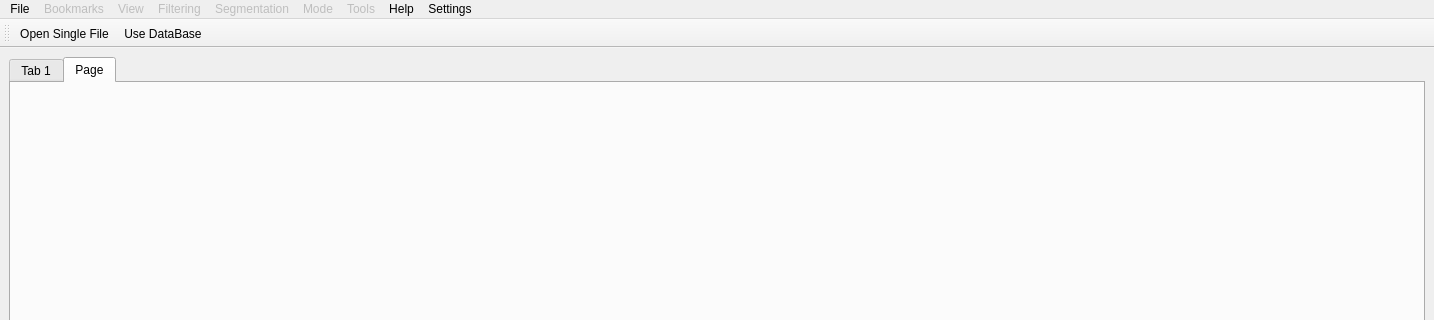
This is Main/go.ui in gofigure2/GoFigure2 as Qt 5 draws it before an edit; both pictures show x 0 to 1434 and y 0 to 320 of the 1434 by 826 pixel window. The edited form follows.
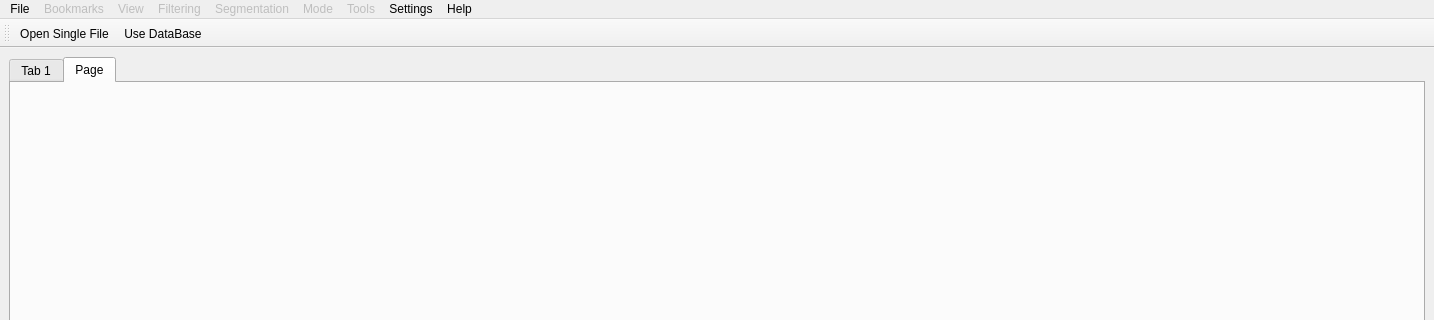
This is the edited form. Icons and pictures are not drawn.

Commit message: ENH: move settings menu before the help menu

```diff
--- a/Main/go.ui
+++ b/Main/go.ui
@@ -218,8 +218,8 @@
    <addaction name="menuSegmentation"/>
    <addaction name="menuMode"/>
    <addaction name="menuTools"/>
-   <addaction name="menuHelp"/>
    <addaction name="menuSettings"/>
+   <addaction name="menuHelp"/>
   </widget>
   <widget class="QStatusBar" name="statusbar">
    <property name="autoFillBackground">
```
The commit also changes 1 other file.
